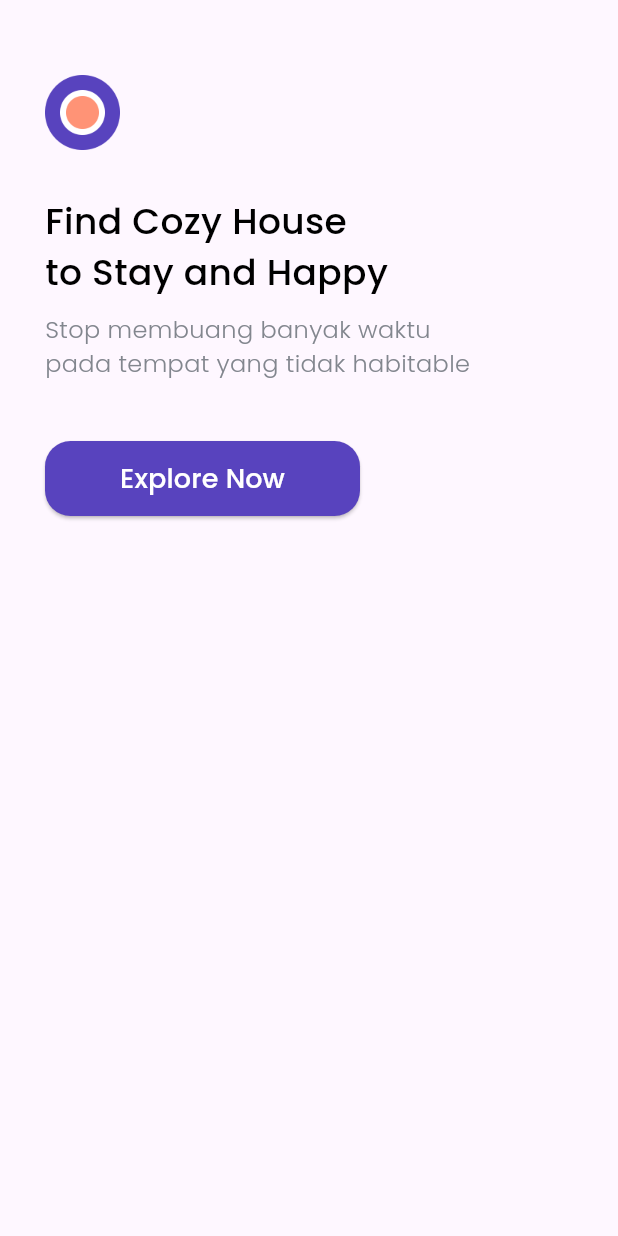
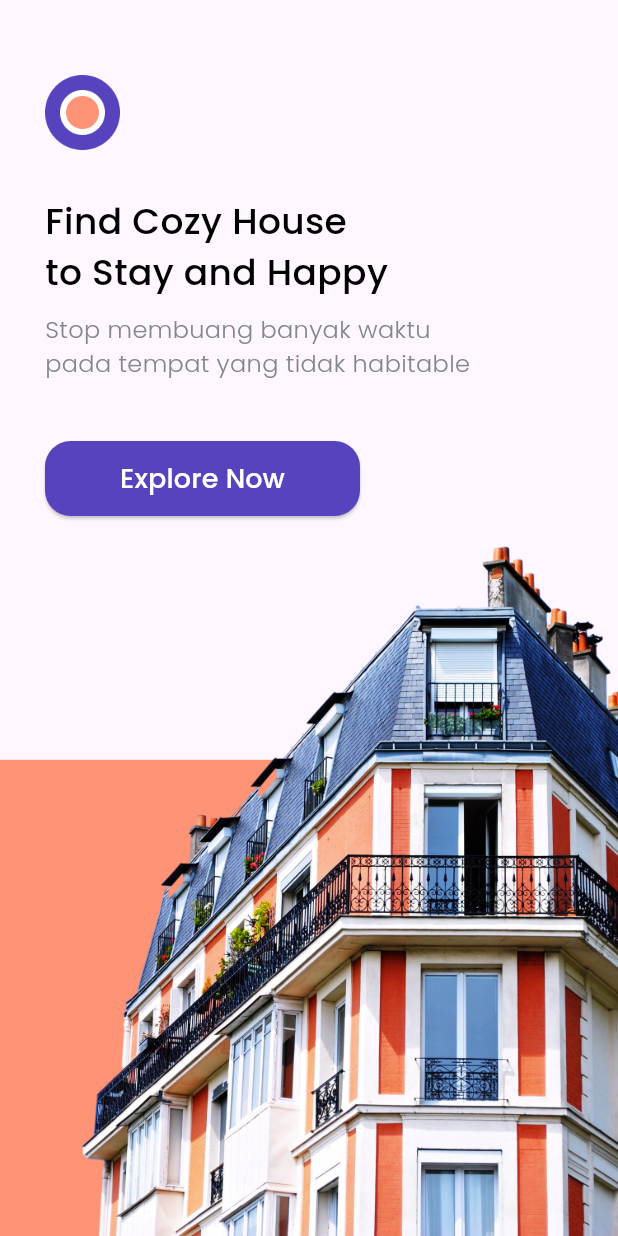
Before and after one commit to prasetyodidi/flutter-find-house-app, a Flutter app: the screen it shows after launch, on a phone screen of 412 x 824 dp. Run offline on Flutter 3.47's test engine with Material 3 defaults, Android fonts, the phone set to English and light mode, and no system bars; our stand-ins replace google_fonts.

Commit message:
feat: splash footer

```diff
--- a/lib/pages/splash_page.dart
+++ b/lib/pages/splash_page.dart
@@ -1,12 +1,19 @@
 import 'package:bwa_cozy/theme.dart';
 import 'package:flutter/material.dart';
+import 'package:flutter/widgets.dart';
 
 class SplashPage extends StatelessWidget {
   @override
   Widget build(BuildContext context) {
     return Scaffold(
       body: SafeArea(
-          child: Padding(
+          bottom: false,
+          child: Stack(
+            children: [
+              Align(
+                alignment: Alignment.bottomCenter,
+                child: Image.asset('assets/splash_image.png')),
+              Padding(
                       padding: EdgeInsets.only(top: 50, left: 30),
                       child: Column(
               crossAxisAlignment: CrossAxisAlignment.start,
@@ -40,6 +47,8 @@ class SplashPage extends StatelessWidget {
                 )
               ],
                       ),
+                    ),
+            ],
           )),
     );
   }
```
Lines whose indentation alone changed are shown as unchanged.
